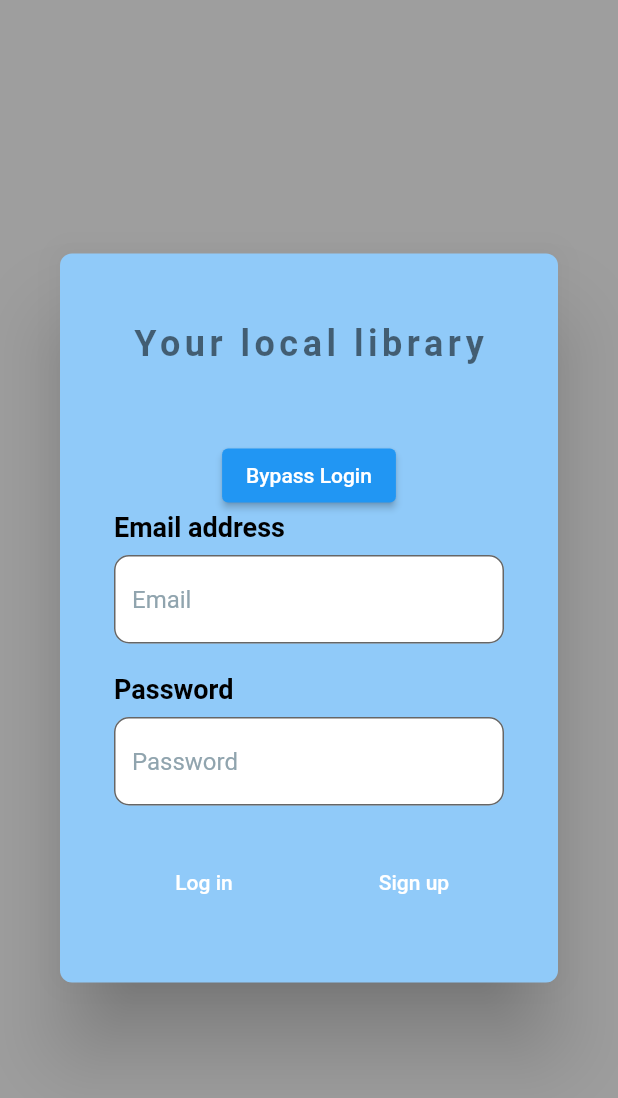
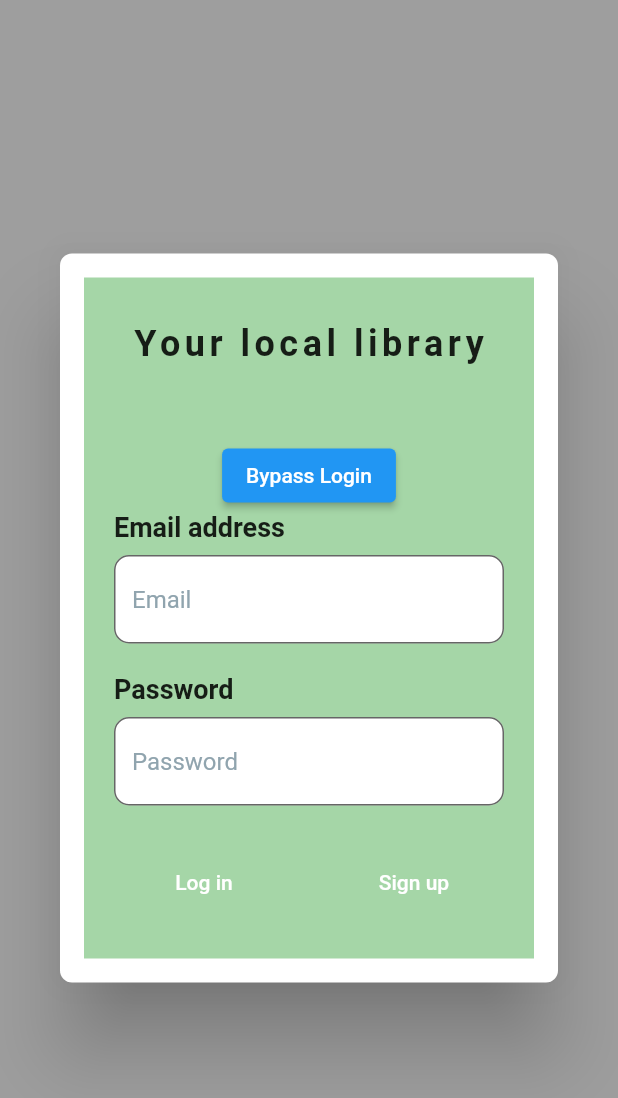
Before and after one commit to bulatzi/flutter-project, a Flutter app: the screen it shows after launch, on a phone screen of 412 x 824 dp. Shown: the top 1098 px of the screen. Run offline on Flutter 3.47's test engine with Material 2 defaults, Android fonts, the phone set to English and light mode, and no system bars; our stand-ins replace firebase_auth, firebase_core, firebase_database, shared_preferences; missing offline and left inert: firebase_auth_web, firebase_core_web, google_sign_in_web, shared_preferences_web; accounts and stored records are empty; Roboto replaces fonts that are missing (Montserrat).

Commit message:
Corrects the color theme of the login page, and removes unnecessary comments.

```diff
--- a/lib/Pages/WelcomePage.dart
+++ b/lib/Pages/WelcomePage.dart
@@ -3,6 +3,9 @@ import 'package:flutter/material.dart';
 import 'package:flutter_project/Database/authentication.dart';
 import 'package:flutter_project/Pages/Pages.dart';
 import 'package:flutter_project/Database/Database.dart';
+import 'package:flutter_project/theme.dart' as Theme;
+
+// TODO - Fix the color scheme on the login page
 
 class WelcomePage extends StatelessWidget {
 
@@ -84,7 +87,6 @@ class _AuthDialogState extends State<AuthDialog> {
   @override
   Widget build(BuildContext context) {
     return Dialog(
-      backgroundColor: Theme.of(context).backgroundColor,
       shape: RoundedRectangleBorder(
         borderRadius: BorderRadius.circular(8.0),
       ),
@@ -93,7 +95,7 @@ class _AuthDialogState extends State<AuthDialog> {
           padding: const EdgeInsets.all(16.0),
           child: Container(
             width: 400,
-            color: Theme.of(context).backgroundColor,
+            color: Theme.CompanyColors.green[200],
             child: Column(
               crossAxisAlignment: CrossAxisAlignment.start,
               mainAxisSize: MainAxisSize.min,
@@ -103,7 +105,6 @@ class _AuthDialogState extends State<AuthDialog> {
                   child: Text(
                     'Your local library',
                     style: TextStyle(
-                      color: Theme.of(context).textTheme.headline1!.color,
                       fontSize: 24,
                       fontFamily: 'Montserrat',
                       fontWeight: FontWeight.bold,
@@ -134,11 +135,8 @@ class _AuthDialogState extends State<AuthDialog> {
                     'Email address',
                     textAlign: TextAlign.left,
                     style: TextStyle(
-                      color: Theme.of(context).textTheme.subtitle2!.color,
                       fontSize: 18,
-                      // fontFamily: 'Montserrat',
                       fontWeight: FontWeight.bold,
-                      // letterSpacing: 3,
                     ),
                   ),
                 ),
@@ -198,10 +196,8 @@ class _AuthDialogState extends State<AuthDialog> {
                     'Password',
                     textAlign: TextAlign.left,
                     style: TextStyle(
-                      color: Theme.of(context).textTheme.subtitle2!.color,
                       fontSize: 18,
                       fontWeight: FontWeight.bold,
-                      // letterSpacing: 3,
                     ),
                   ),
                 ),
@@ -429,7 +425,6 @@ class _AuthDialogState extends State<AuthDialog> {
                       style: TextStyle(
                         color: loginStringColor,
                         fontSize: 14,
-                        // letterSpacing: 3,
                       ),
                     ),
                   ),
```
